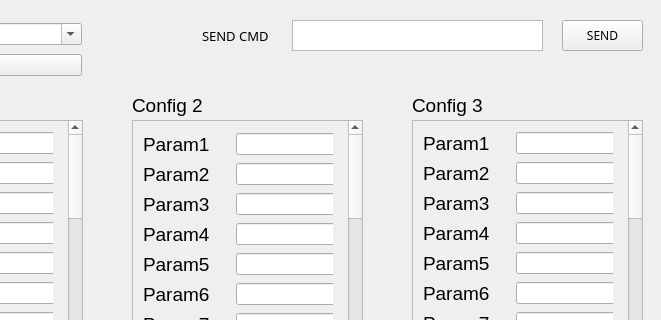
Old version of the form python/qt.ui in the repository madopick/stm32Serial; both pictures show x 158 to 819 and y 0 to 320 of the 819 by 714 pixel window.
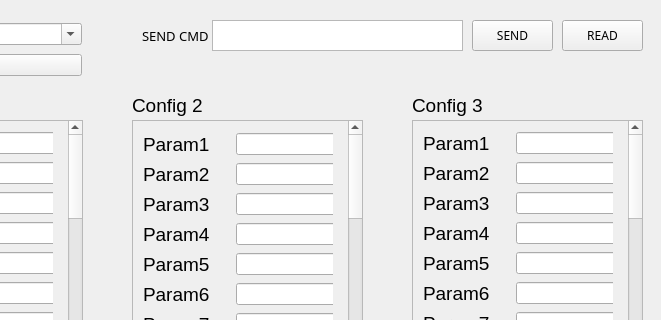
New version of the form.

Commit message: add Read All button

```diff
--- a/python/qt.ui
+++ b/python/qt.ui
@@ -136,7 +136,7 @@
    <widget class="QLabel" name="label_9">
     <property name="geometry">
      <rect>
-      <x>360</x>
+      <x>300</x>
       <y>20</y>
       <width>81</width>
       <height>31</height>
@@ -155,7 +155,7 @@
    <widget class="QTextEdit" name="textEdit_2">
     <property name="geometry">
      <rect>
-      <x>450</x>
+      <x>370</x>
       <y>20</y>
       <width>251</width>
       <height>31</height>
@@ -165,7 +165,7 @@
    <widget class="QPushButton" name="pushButton_3">
     <property name="geometry">
      <rect>
-      <x>720</x>
+      <x>630</x>
       <y>20</y>
       <width>81</width>
       <height>31</height>
@@ -2427,6 +2427,24 @@
      <string>Read Config2</string>
     </property>
    </widget>
+   <widget class="QPushButton" name="pushButton_4">
+    <property name="geometry">
+     <rect>
+      <x>720</x>
+      <y>20</y>
+      <width>81</width>
+      <height>31</height>
+     </rect>
+    </property>
+    <property name="font">
+     <font>
+      <family>HP Simplified</family>
+     </font>
+    </property>
+    <property name="text">
+     <string>READ</string>
+    </property>
+   </widget>
   </widget>
   <action name="actionAna_Ekran">
    <property name="text">
```
Left out of the diff: 2 changed lines with no effect on the pictures. The commit also changes 2 other files.
